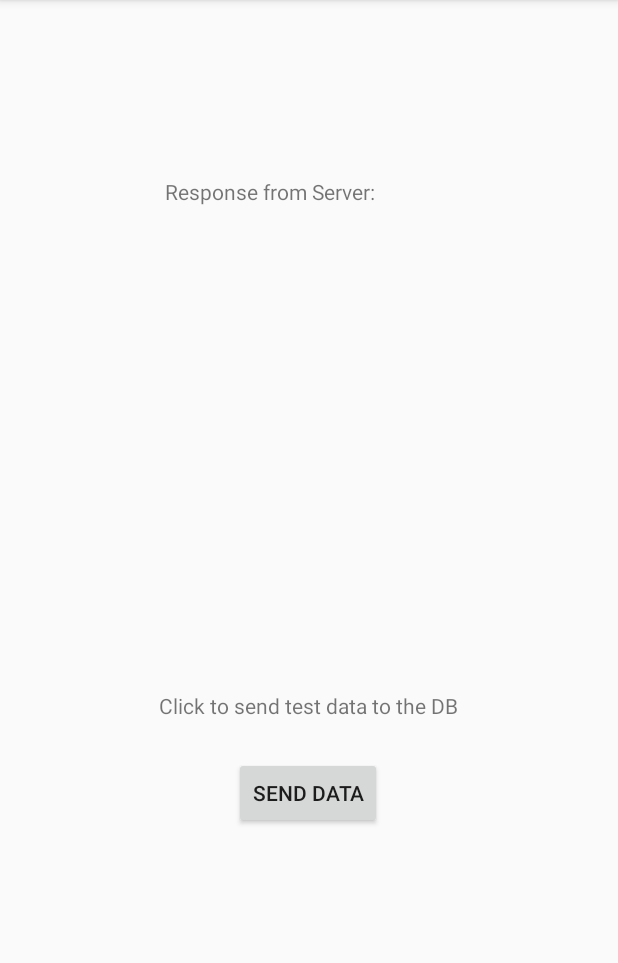
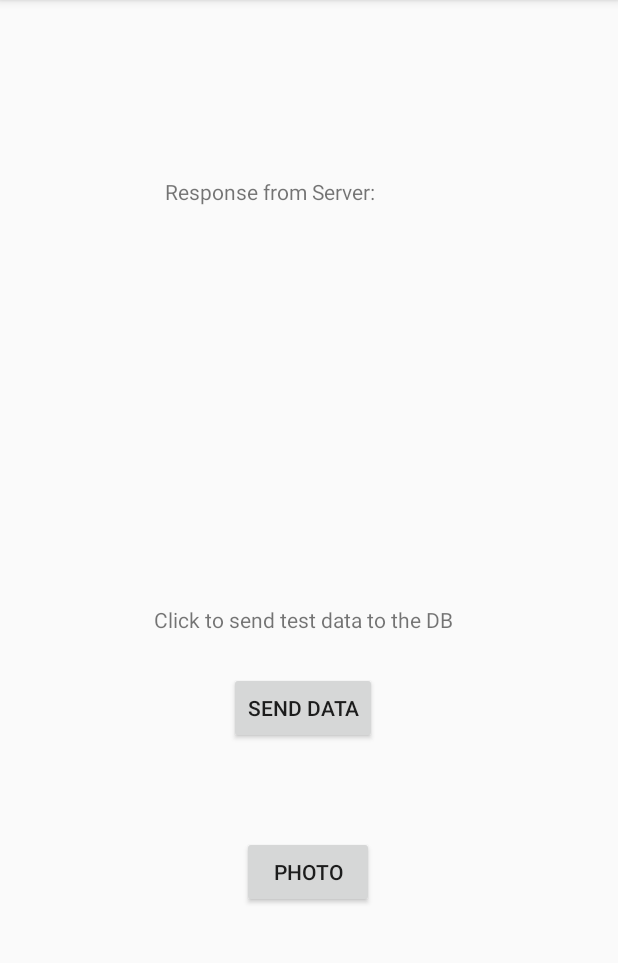
Before and after one commit to BenedictHomuth/GetRequest, an Android app: the StartActivity screen opened directly, with no data from a screen before it, on a phone screen of 412 x 824 dp, the part 84-1047 px from its top. Run offline under Robolectric (Android 15) with nearby library versions, the phone set to English and light mode, and no system bars.

Commit message:
Tried to implement an picture upload. Was using base64 encoding. Seems the encoded strings get to big :/

```diff
--- a/app/build.gradle
+++ b/app/build.gradle
@@ -27,4 +27,5 @@ dependencies {
     androidTestImplementation 'androidx.test.ext:junit:1.1.1'
     androidTestImplementation 'androidx.test.espresso:espresso-core:3.2.0'
     implementation("com.squareup.okhttp3:okhttp:4.2.1")
+    implementation 'com.android.volley:volley:1.1.1'
 }
--- a/app/src/main/AndroidManifest.xml
+++ b/app/src/main/AndroidManifest.xml
@@ -12,7 +12,8 @@
         android:supportsRtl="true"
         android:theme="@style/AppTheme"
         android:usesCleartextTraffic="true">
-        <activity android:name=".StartActivity"></activity>
+        <activity android:name=".UploadPictures"></activity>
+        <activity android:name=".StartActivity" />
         <activity android:name=".MainActivity">
             <intent-filter>
                 <action android:name="android.intent.action.MAIN" />
--- a/app/src/main/java/com/homuth/getrequest/MainActivity.java
+++ b/app/src/main/java/com/homuth/getrequest/MainActivity.java
@@ -115,9 +115,4 @@ public class MainActivity extends AppCompatActivity{
 
     }
 
-
-
-
-
-
 }
--- a/app/src/main/java/com/homuth/getrequest/StartActivity.java
+++ b/app/src/main/java/com/homuth/getrequest/StartActivity.java
@@ -19,6 +19,7 @@ import java.net.URL;
 public class StartActivity extends AppCompatActivity {
     private static final String TAG = "Start Activity ->";
     private Button btn_sendData;
+    private Button btn_photo;
     private TextView tv_serverResonse;
     private TextView tv_messageFromServer;
     private TextView tv_sendData;
@@ -41,6 +42,14 @@ public class StartActivity extends AppCompatActivity {
                 new WriteToDBTask().execute();
             }
         });
+
+        btn_photo.setOnClickListener(new View.OnClickListener() {
+            @Override
+            public void onClick(View v) {
+                Intent i = new Intent(StartActivity.this, UploadPictures.class);
+                startActivity(i);
+            }
+        });
     }
 
     public void initUI(){
@@ -49,6 +58,7 @@ public class StartActivity extends AppCompatActivity {
         tv_messageFromServer = findViewById(R.id.tv_messageFromServer);
         tv_sendData = findViewById(R.id.tv_sendDataToDB);
         tv_OnResponseServerQuery = findViewById(R.id.tv_OnResponseDataSend);
+        btn_photo = findViewById(R.id.btn_photo);
     }
 
     public class WriteToDBTask extends AsyncTask<String,String,String>
--- a/app/src/main/res/layout/activity_start.xml
+++ b/app/src/main/res/layout/activity_start.xml
@@ -37,10 +37,10 @@
         android:text="@string/sendDataToServer"
         app:layout_constraintBottom_toBottomOf="parent"
         app:layout_constraintEnd_toEndOf="parent"
-        app:layout_constraintHorizontal_bias="0.498"
+        app:layout_constraintHorizontal_bias="0.488"
         app:layout_constraintStart_toStartOf="parent"
         app:layout_constraintTop_toTopOf="parent"
-        app:layout_constraintVertical_bias="0.701" />
+        app:layout_constraintVertical_bias="0.622" />
 
     <TextView
         android:id="@+id/tv_sendDataToDB"
@@ -49,10 +49,10 @@
         android:text="@string/tv_dataToServer"
         app:layout_constraintBottom_toBottomOf="parent"
         app:layout_constraintEnd_toEndOf="parent"
-        app:layout_constraintHorizontal_bias="0.497"
+        app:layout_constraintHorizontal_bias="0.483"
         app:layout_constraintStart_toStartOf="parent"
         app:layout_constraintTop_toTopOf="parent"
-        app:layout_constraintVertical_bias="0.615" />
+        app:layout_constraintVertical_bias="0.539" />
 
     <TextView
         android:id="@+id/tv_OnResponseDataSend"
@@ -63,4 +63,16 @@
         app:layout_constraintStart_toStartOf="parent"
         app:layout_constraintTop_toTopOf="parent"
         app:layout_constraintVertical_bias="0.828" />
+
+    <Button
+        android:id="@+id/btn_photo"
+        android:layout_width="wrap_content"
+        android:layout_height="wrap_content"
+        android:text="@string/btn_Photo"
+        app:layout_constraintBottom_toBottomOf="parent"
+        app:layout_constraintEnd_toEndOf="parent"
+        app:layout_constraintHorizontal_bias="0.498"
+        app:layout_constraintStart_toStartOf="parent"
+        app:layout_constraintTop_toTopOf="parent"
+        app:layout_constraintVertical_bias="0.774" />
 </androidx.constraintlayout.widget.ConstraintLayout>
--- a/app/src/main/res/values/strings.xml
+++ b/app/src/main/res/values/strings.xml
@@ -15,4 +15,8 @@
     <string name="tv_serverResponse">Response from Server:</string>
     <string name="sendDataToServer">Send Data</string>
     <string name="tv_dataToServer">Click to send test data to the DB</string>
+    <string name="btn_Photo">Photo</string>
+
+    <!-- uploadPictures -->
+    <string name="sendPhoto">Send Picture</string>
 </resources>
```
Also changed, not shown: app/src/main/java/com/homuth/getrequest/UploadPictures.java (added, +87 -0 lines), app/src/main/res/layout/activity_upload_pictures.xml (added, +22 -0 lines).
